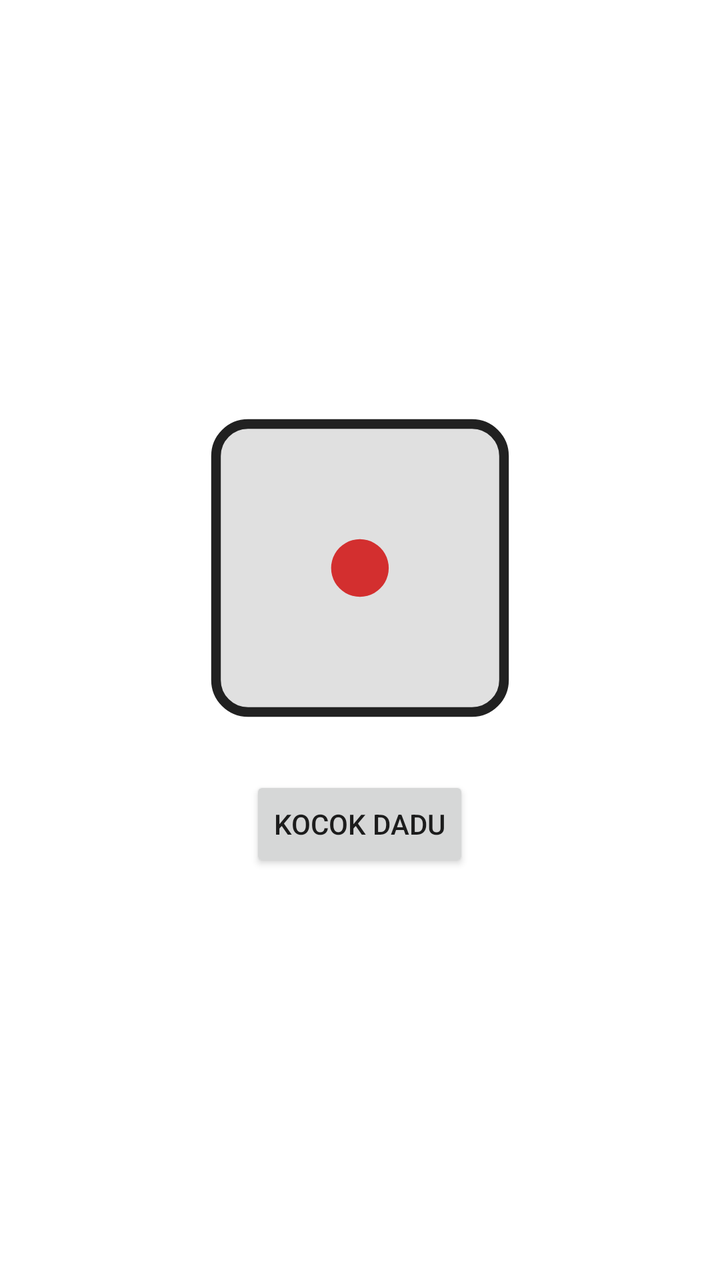
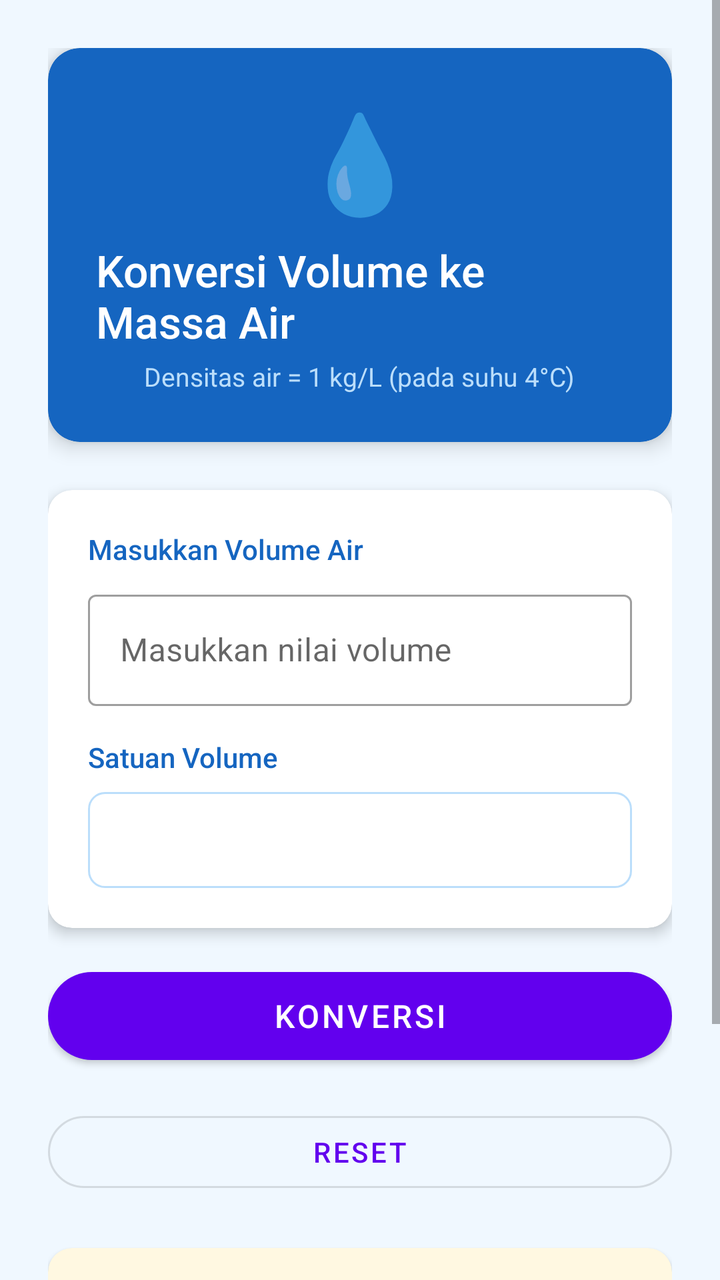

An Android layout rendered at two revisions. The XML below is the earlier revision; the diff shows what the commit changed to produce the second picture.
<!-- AndroidManifest.xml: application theme Theme.DiceRoller -->
<!-- res/layout/activity_main.xml -->
<?xml version="1.0" encoding="utf-8"?>
<LinearLayout xmlns:android="http://schemas.android.com/apk/res/android"
    xmlns:tools="http://schemas.android.com/tools"
    android:layout_width="match_parent"
    android:layout_height="match_parent"
    android:gravity="center"
    android:orientation="vertical"
    android:padding="16dp"
    tools:context=".MainActivity">

    <ImageView
        android:id="@+id/diceImageView"
        android:layout_width="160dp"
        android:layout_height="160dp"
        android:contentDescription="@string/dice_image_desc"
        android:src="@drawable/dice_1" />

    <Button
        android:id="@+id/rollButton"
        android:layout_width="wrap_content"
        android:layout_height="wrap_content"
        android:layout_marginTop="24dp"
        android:text="@string/roll" />

</LinearLayout>
<!-- resources referenced by this layout -->
<resources>
  <!-- drawable dice_1 (drawable) -->
  <vector xmlns:android="http://schemas.android.com/apk/res/android"
      android:width="200dp"
      android:height="200dp"
      android:viewportWidth="200"
      android:viewportHeight="200">
      
      <path
          android:fillColor="#E0E0E0"
          android:strokeColor="#212121"
          android:strokeWidth="6"
          android:pathData="M 30,10 L 170,10 A 20,20 0 0 1 190,30 L 190,170 A 20,20 0 0 1 170,190 L 30,190 A 20,20 0 0 1 10,170 L 10,30 A 20,20 0 0 1 30,10 Z" />
      
      <path
          android:fillColor="#D32F2F"
          android:pathData="M 100,82 A 18,18 0 1 1 99.9,82 Z" />
  </vector>
  <string name="dice_image_desc">Gambar dadu</string>
  <string name="roll">Kocok Dadu</string>
  <style name="Theme.DiceRoller" parent="Theme.MaterialComponents.DayNight.DarkActionBar">
          
          <item name="colorPrimary">@color/purple_500</item>
          <item name="colorPrimaryVariant">@color/purple_700</item>
          <item name="colorOnPrimary">@color/white</item>
          
          <item name="colorSecondary">@color/teal_200</item>
          <item name="colorSecondaryVariant">@color/teal_700</item>
          <item name="colorOnSecondary">@color/black</item>
          
          <item name="android:statusBarColor">?attr/colorPrimaryVariant</item>
      </style>
  <color name="purple_500">#FF6200EE</color>
  <color name="purple_700">#FF3700B3</color>
  <color name="white">#FFFFFFFF</color>
  <color name="teal_200">#FF03DAC5</color>
  <color name="teal_700">#FF018786</color>
  <color name="black">#FF000000</color>
</resources>

<!-- the commit's change to res/layout/activity_main.xml (unified diff, before → after) -->
@@ -1,25 +1,248 @@
 <?xml version="1.0" encoding="utf-8"?>
-<LinearLayout xmlns:android="http://schemas.android.com/apk/res/android"
+<ScrollView xmlns:android="http://schemas.android.com/apk/res/android"
     xmlns:tools="http://schemas.android.com/tools"
     android:layout_width="match_parent"
     android:layout_height="match_parent"
-    android:gravity="center"
-    android:orientation="vertical"
-    android:padding="16dp"
+    android:background="#F0F8FF"
     tools:context=".MainActivity">
 
-    <ImageView
-        android:id="@+id/diceImageView"
-        android:layout_width="160dp"
-        android:layout_height="160dp"
-        android:contentDescription="@string/dice_image_desc"
-        android:src="@drawable/dice_1" />
-
-    <Button
-        android:id="@+id/rollButton"
-        android:layout_width="wrap_content"
+    <LinearLayout
+        android:layout_width="match_parent"
         android:layout_height="wrap_content"
-        android:layout_marginTop="24dp"
-        android:text="@string/roll" />
-
-</LinearLayout>
+        android:gravity="center_horizontal"
+        android:orientation="vertical"
+        android:padding="24dp">
+
+        
+        <androidx.cardview.widget.CardView
+            android:layout_width="match_parent"
+            android:layout_height="wrap_content"
+            android:layout_marginBottom="24dp"
+            app:cardBackgroundColor="#1565C0"
+            app:cardCornerRadius="16dp"
+            app:cardElevation="6dp"
+            xmlns:app="http://schemas.android.com/apk/res-auto">
+
+            <LinearLayout
+                android:layout_width="match_parent"
+                android:layout_height="wrap_content"
+                android:gravity="center"
+                android:orientation="vertical"
+                android:padding="24dp">
+
+                <TextView
+                    android:layout_width="wrap_content"
+                    android:layout_height="wrap_content"
+                    android:text="💧"
+                    android:textSize="48sp" />
+
+                <TextView
+                    android:layout_width="wrap_content"
+                    android:layout_height="wrap_content"
+                    android:layout_marginTop="8dp"
+                    android:fontFamily="sans-serif-medium"
+                    android:text="@string/app_title"
+                    android:textColor="#FFFFFF"
+                    android:textSize="22sp" />
+
+                <TextView
+                    android:layout_width="wrap_content"
+                    android:layout_height="wrap_content"
+                    android:layout_marginTop="4dp"
+                    android:text="@string/app_subtitle"
+                    android:textColor="#BBDEFB"
+                    android:textSize="13sp" />
+            </LinearLayout>
+        </androidx.cardview.widget.CardView>
+
+        
+        <androidx.cardview.widget.CardView
+            android:layout_width="match_parent"
+            android:layout_height="wrap_content"
+            android:layout_marginBottom="16dp"
+            app:cardBackgroundColor="#FFFFFF"
+            app:cardCornerRadius="12dp"
+            app:cardElevation="4dp"
+            xmlns:app="http://schemas.android.com/apk/res-auto">
+
+            <LinearLayout
+                android:layout_width="match_parent"
+                android:layout_height="wrap_content"
+                android:orientation="vertical"
+                android:padding="20dp">
+
+                <TextView
+                    android:layout_width="wrap_content"
+                    android:layout_height="wrap_content"
+                    android:fontFamily="sans-serif-medium"
+                    android:text="@string/label_input"
+                    android:textColor="#1565C0"
+                    android:textSize="14sp" />
+
+                
+                <com.google.android.material.textfield.TextInputLayout
+                    android:id="@+id/tilVolume"
+                    android:layout_width="match_parent"
+                    android:layout_height="wrap_content"
+                    android:layout_marginTop="8dp"
+                    android:hint="@string/hint_volume"
+                    style="@style/Widget.MaterialComponents.TextInputLayout.OutlinedBox">
+
+                    <com.google.android.material.textfield.TextInputEditText
+                        android:id="@+id/etVolume"
+                        android:layout_width="match_parent"
+                        android:layout_height="wrap_content"
+                        android:inputType="numberDecimal"
+                        android:imeOptions="actionDone" />
+                </com.google.android.material.textfield.TextInputLayout>
+
+                
+                <TextView
+                    android:layout_width="wrap_content"
+                    android:layout_height="wrap_content"
+                    android:layout_marginTop="16dp"
+                    android:fontFamily="sans-serif-medium"
+                    android:text="@string/label_unit_volume"
+                    android:textColor="#1565C0"
+                    android:textSize="14sp" />
+
+                <Spinner
+                    android:id="@+id/spinnerVolume"
+                    android:layout_width="match_parent"
+                    android:layout_height="48dp"
+                    android:layout_marginTop="8dp"
+                    android:background="@drawable/spinner_background"
+                    android:padding="8dp" />
+
+            </LinearLayout>
+        </androidx.cardview.widget.CardView>
+
+        
+        <com.google.android.material.button.MaterialButton
+            android:id="@+id/btnConvert"
+            android:layout_width="match_parent"
+            android:layout_height="56dp"
+            android:layout_marginBottom="16dp"
+            android:fontFamily="sans-serif-medium"
+            android:text="@string/btn_convert"
+            android:textSize="16sp"
+            app:cornerRadius="28dp"
+            xmlns:app="http://schemas.android.com/apk/res-auto" />
+
+        
+        <com.google.android.material.button.MaterialButton
+            android:id="@+id/btnReset"
+            android:layout_width="match_parent"
+            android:layout_height="48dp"
+            android:layout_marginBottom="24dp"
+            android:text="@string/btn_reset"
+            app:cornerRadius="24dp"
+            style="@style/Widget.MaterialComponents.Button.OutlinedButton"
+            xmlns:app="http://schemas.android.com/apk/res-auto" />
+
+        
+        <androidx.cardview.widget.CardView
+            android:id="@+id/cardResult"
+            android:layout_width="match_parent"
+            android:layout_height="wrap_content"
+            android:layout_marginBottom="16dp"
+            android:visibility="gone"
+            app:cardBackgroundColor="#E3F2FD"
+            app:cardCornerRadius="12dp"
+            app:cardElevation="4dp"
+            xmlns:app="http://schemas.android.com/apk/res-auto">
+
+            <LinearLayout
+                android:layout_width="match_parent"
+                android:layout_height="wrap_content"
+                android:gravity="center"
+                android:orientation="vertical"
+                android:padding="24dp">
+
+                <TextView
+                    android:layout_width="wrap_content"
+                    android:layout_height="wrap_content"
+                    android:text="@string/label_result"
+                    android:textColor="#1565C0"
+                    android:textSize="14sp"
+                    android:fontFamily="sans-serif-medium" />
+
+                <TextView
+                    android:id="@+id/tvResultKg"
+                    android:layout_width="wrap_content"
+                    android:layout_height="wrap_content"
+                    android:layout_marginTop="8dp"
+                    android:fontFamily="sans-serif-medium"
+                    android:textColor="#0D47A1"
+                    android:textSize="32sp" />
+
+                <TextView
+                    android:id="@+id/tvResultGram"
+                    android:layout_width="wrap_content"
+                    android:layout_height="wrap_content"
+                    android:layout_marginTop="4dp"
+                    android:textColor="#42A5F5"
+                    android:textSize="16sp" />
+
+                <TextView
+                    android:id="@+id/tvResultLbs"
+                    android:layout_width="wrap_content"
+                    android:layout_height="wrap_content"
+                    android:layout_marginTop="4dp"
+                    android:textColor="#42A5F5"
+                    android:textSize="16sp" />
+
+                
+                <View
+                    android:layout_width="match_parent"
+                    android:layout_height="1dp"
+                    android:layout_marginTop="16dp"
+                    android:layout_marginBottom="8dp"
+                    android:background="#BBDEFB" />
+
+                <TextView
+                    android:id="@+id/tvFormula"
+                    android:layout_width="wrap_content"
+                    android:layout_height="wrap_content"
+                    android:textColor="#64B5F6"
+                    android:textSize="12sp"
+                    android:gravity="center" />
+            </LinearLayout>
+        </androidx.cardview.widget.CardView>
+
+        
+        <androidx.cardview.widget.CardView
+            android:layout_width="match_parent"
+            android:layout_height="wrap_content"
+            app:cardBackgroundColor="#FFF8E1"
+            app:cardCornerRadius="12dp"
+            app:cardElevation="2dp"
+            xmlns:app="http://schemas.android.com/apk/res-auto">
+
+            <LinearLayout
+                android:layout_width="match_parent"
+                android:layout_height="wrap_content"
+                android:orientation="vertical"
+                android:padding="16dp">
+
+                <TextView
+                    android:layout_width="wrap_content"
+                    android:layout_height="wrap_content"
+                    android:fontFamily="sans-serif-medium"
+                    android:text="@string/info_title"
+                    android:textColor="#F57F17"
+                    android:textSize="13sp" />
+
+                <TextView
+                    android:layout_width="wrap_content"
+                    android:layout_height="wrap_content"
+                    android:layout_marginTop="4dp"
+                    android:text="@string/info_content"
+                    android:textColor="#795548"
+                    android:textSize="12sp"
+                    android:lineSpacingExtra="2dp" />
+            </LinearLayout>
+        </androidx.cardview.widget.CardView>
+
+    </LinearLayout>
+</ScrollView>
<!-- resource entries referenced after the edit -->
@@ -1,25 +1,31 @@
 <!-- resources referenced by this layout -->
 <resources>
-  <!-- drawable dice_1 (drawable) -->
-  <vector xmlns:android="http://schemas.android.com/apk/res/android"
-      android:width="200dp"
-      android:height="200dp"
-      android:viewportWidth="200"
-      android:viewportHeight="200">
-      
-      <path
-          android:fillColor="#E0E0E0"
-          android:strokeColor="#212121"
-          android:strokeWidth="6"
-          android:pathData="M 30,10 L 170,10 A 20,20 0 0 1 190,30 L 190,170 A 20,20 0 0 1 170,190 L 30,190 A 20,20 0 0 1 10,170 L 10,30 A 20,20 0 0 1 30,10 Z" />
-      
-      <path
-          android:fillColor="#D32F2F"
-          android:pathData="M 100,82 A 18,18 0 1 1 99.9,82 Z" />
-  </vector>
-  <string name="dice_image_desc">Gambar dadu</string>
-  <string name="roll">Kocok Dadu</string>
-  <style name="Theme.DiceRoller" parent="Theme.MaterialComponents.DayNight.DarkActionBar">
+  <!-- drawable spinner_background (drawable) -->
+  <?xml version="1.0" encoding="utf-8"?>
+  <shape xmlns:android="http://schemas.android.com/apk/res/android"
+      android:shape="rectangle">
+      <solid android:color="#FFFFFF" />
+      <stroke
+          android:width="1dp"
+          android:color="#BBDEFB" />
+      <corners android:radius="8dp" />
+      <padding
+          android:left="8dp"
+          android:right="8dp"
+          android:top="4dp"
+          android:bottom="4dp" />
+  </shape>
+  <string name="app_subtitle">Densitas air = 1 kg/L (pada suhu 4°C)</string>
+  <string name="app_title">Konversi Volume ke Massa Air</string>
+  <string name="btn_convert">Konversi</string>
+  <string name="btn_reset">Reset</string>
+  <string name="hint_volume">Masukkan nilai volume</string>
+  <string name="info_content">Rumus: Massa = Volume × Densitas Air\n\nDensitas air murni pada suhu 4°C = 1000 kg/m³ = 1 kg/L = 1 g/mL\n\nContoh: 5 Liter air → 5 kg</string>
+  <string name="info_title">ℹ️ Informasi</string>
+  <string name="label_input">Masukkan Volume Air</string>
+  <string name="label_result">Hasil Konversi Massa Air</string>
+  <string name="label_unit_volume">Satuan Volume</string>
+  <style name="Theme.KonversiAir" parent="Theme.MaterialComponents.DayNight.DarkActionBar">
           
           <item name="colorPrimary">@color/purple_500</item>
           <item name="colorPrimaryVariant">@color/purple_700</item>
